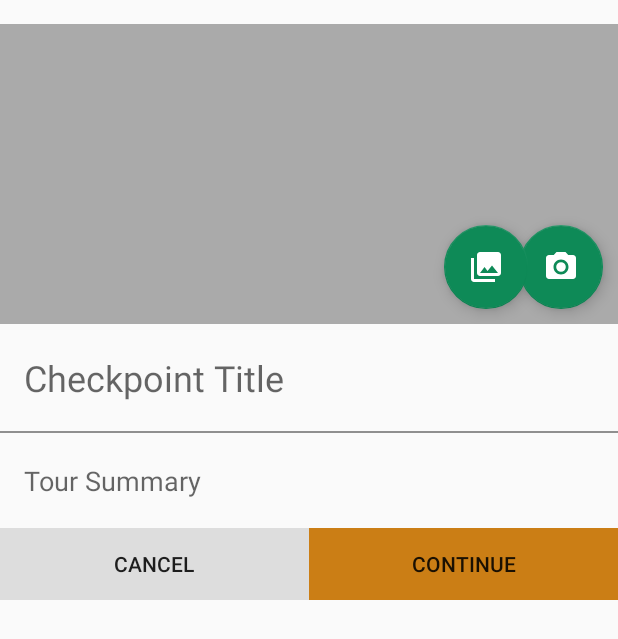
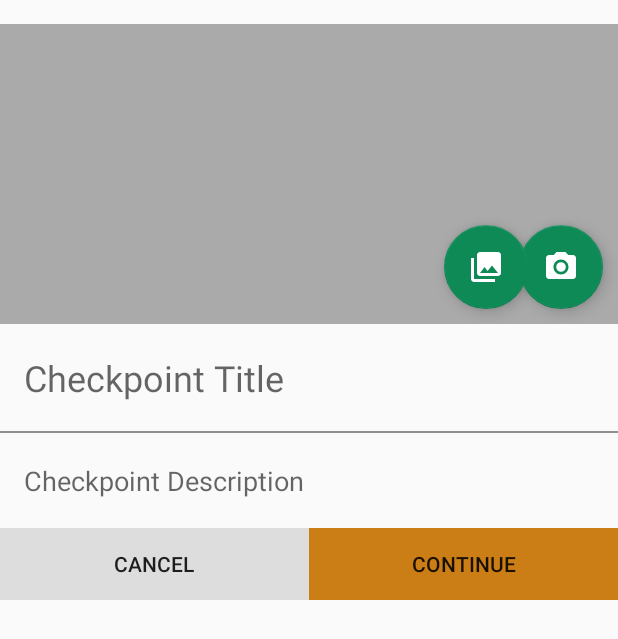
Before and after one commit to purag/cse110sp16, an Android app: the layout fragment_create_checkpoint_metadata.xml on its own in the app's theme, with its tools: preview values and no code run, on a phone screen of 412 x 824 dp. Shown: the top 639 px of the screen. Run offline under Robolectric (Android 15) with nearby library versions, the phone set to English and light mode, and no system bars; plain views replace FloatingActionButton.

Commit message:
changed hint for checkpoint description field

```diff
--- a/app/src/main/res/layout/fragment_create_checkpoint_metadata.xml
+++ b/app/src/main/res/layout/fragment_create_checkpoint_metadata.xml
@@ -83,7 +83,7 @@
         android:paddingBottom="20dp"
         android:textSize="18sp"
         android:minLines="1"
-        android:hint="Tour Summary"
+        android:hint="Checkpoint Description"
         android:layout_weight="1"
         android:paddingLeft="?listPreferredItemPaddingLeft"
         android:paddingRight="?listPreferredItemPaddingRight"/>
```
